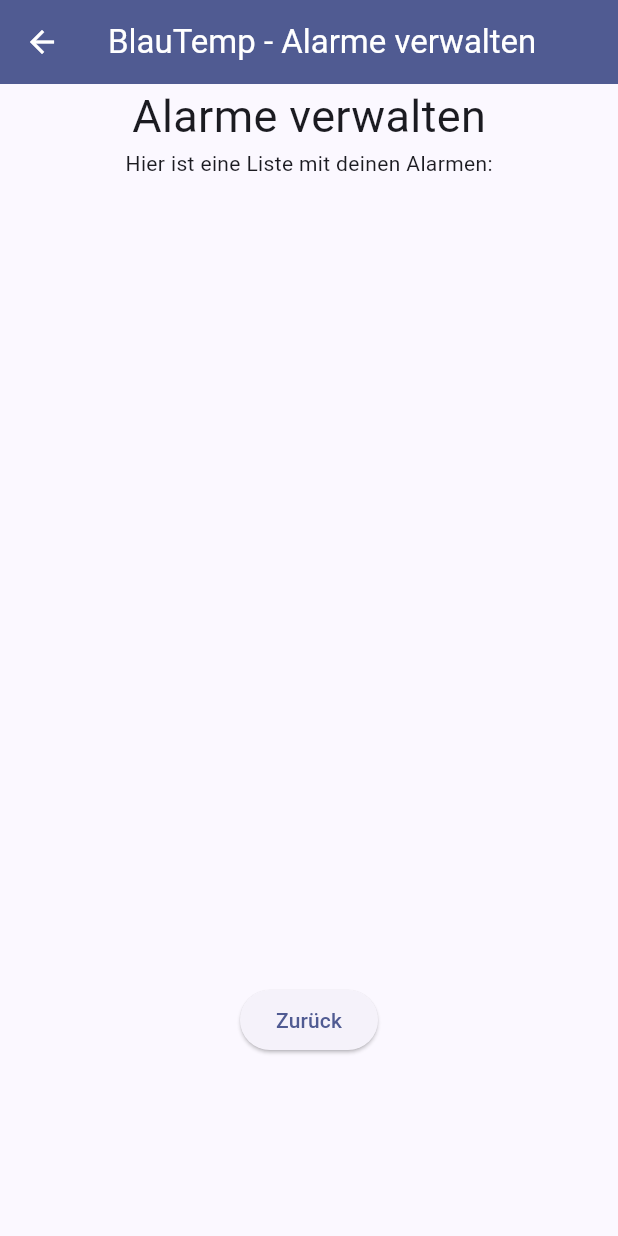
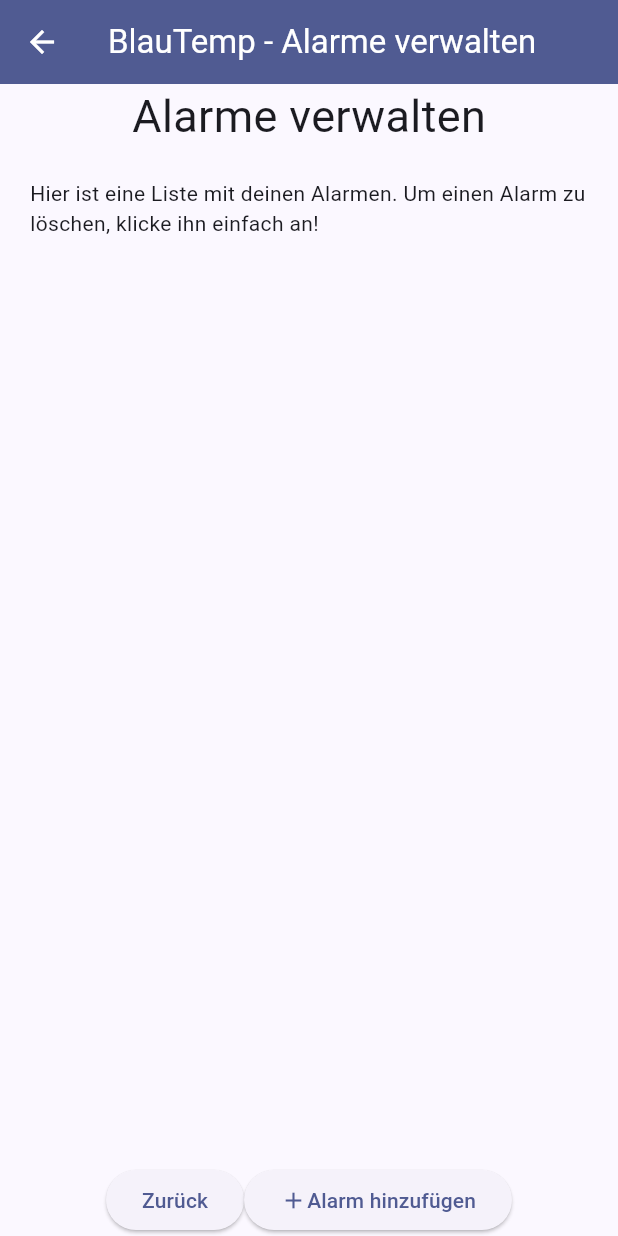
Before and after one commit to BogyMitutoyoCTL/BOGY-App-2024-03, a Flutter app: the screen it shows after launch, after a tap on "Loslegen", after a tap on "Alarme verwalten", on a phone screen of 412 x 824 dp. Run offline on Flutter 3.47's test engine with Material 3 defaults, Android fonts, the phone set to English and light mode, and no system bars; our stand-ins replace fl_chart, flutter_blue_plus, timer_count_down; generated files the repository leaves out were written again.

Commit message:
Added Select Add Alarm Menu (it doens't have any function yet) + changed some design stuff

```diff
--- a/bluetemp/lib/alarms.dart
+++ b/bluetemp/lib/alarms.dart
@@ -13,20 +13,26 @@ class alarms extends StatefulWidget {
 }
 
 class _alarmsState extends State<alarms> {
-  var message = "";
-  Row createListEntry(BuildContext context, List<dynamic> list, int index) {
-    return Row(
-      mainAxisAlignment: MainAxisAlignment.spaceBetween,
-      children: [
-        ElevatedButton(
-            onPressed: () => manage_alarms(list[index]),
-            child: Row(
-              children: [
-                Text(list[index].value.toString()),
-                Text(list[index].typ.toString()),
-              ],
-            )),
-      ],
+  var text = "";
+  var icon;
+  Container createListEntry(
+      BuildContext context, List<dynamic> list, int index) {
+    if (list[index].typ == AlarmType.lower) {
+      text = "Alarm < ${list[index].value}°C";
+      icon = Icons.brightness_7;
+    } else {
+      text = "Alarm > ${list[index].value}°C";
+      icon = Icons.severe_cold;
+    }
+    return Container(
+      margin: EdgeInsets.all(16),
+      child: ElevatedButton(
+        onPressed: () => manage_alarms(list[index]),
+        child: Row(
+          mainAxisAlignment: MainAxisAlignment.spaceBetween,
+          children: [Text(text), Icon(icon)],
+        ),
+      ),
     );
   }
 
@@ -45,7 +51,7 @@ class _alarmsState extends State<alarms> {
               " - " +
               AppLocalizations.of(context).alarms_text)),
       body: Column(
-        mainAxisAlignment: MainAxisAlignment.start,
+        mainAxisAlignment: MainAxisAlignment.center,
         children: [
           Row(
             mainAxisAlignment: MainAxisAlignment.center,
@@ -56,17 +62,26 @@ class _alarmsState extends State<alarms> {
               )
             ],
           ),
-          Text(AppLocalizations.of(context).current_alarms),
-          Text(
-            message,
-            style: TextStyle(fontSize: 18, color: Colors.red),
+          Padding(
+            padding: const EdgeInsets.all(20.0),
+            child: Text(AppLocalizations.of(context).current_alarms),
           ),
           Expanded(child: alarmListWidgets),
-          Padding(
-            padding: const EdgeInsets.all(120.0),
-            child: ElevatedButton(
-                onPressed: goBack,
-                child: Text(AppLocalizations.of(context).back_button)),
+          Row(
+            mainAxisAlignment: MainAxisAlignment.center,
+            children: [
+              ElevatedButton(
+                  onPressed: goBack,
+                  child: Text(AppLocalizations.of(context).back_button)),
+              ElevatedButton(
+                  onPressed: add_alarm,
+                  child: Row(
+                    children: [
+                      Icon(Icons.add),
+                      Text(AppLocalizations.of(context).add_alarm_button)
+                    ],
+                  ))
+            ],
           )
         ],
       ),
@@ -114,4 +129,44 @@ class _alarmsState extends State<alarms> {
           );
         });
   }
+
+  void add_alarm() {
+    showModalBottomSheet(
+        context: context,
+        builder: (BuildContext context) {
+          return Container(
+            height: 200,
+            child: Center(
+              child: Column(
+                mainAxisAlignment: MainAxisAlignment.center,
+                mainAxisSize: MainAxisSize.min,
+                children: <Widget>[
+                  Container(
+                      margin: EdgeInsets.all(12),
+                      child: Text(
+                          AppLocalizations.of(context).add_alarm_modal_text)),
+                  Row(
+                    mainAxisAlignment: MainAxisAlignment.center,
+                    children: [
+                      ElevatedButton(
+                        style: ElevatedButton.styleFrom(
+                            backgroundColor: Colors.green),
+                        child: Row(
+                          children: [
+                            Icon(Icons.add),
+                            Text(AppLocalizations.of(context).add_alarm_button),
+                          ],
+                        ),
+                        onPressed: () => setState(() {
+                          Navigator.pop(context);
+                        }),
+                      ),
+                    ],
+                  ),
+                ],
+              ),
+            ),
+          );
+        });
+  }
 }
--- a/bluetemp/lib/l10n/app_de.arb
+++ b/bluetemp/lib/l10n/app_de.arb
@@ -29,6 +29,9 @@
   "settings_item_units": "Einheiten",
   "alarms_text": "Alarme verwalten",
   "back_button": "Zurück",
-  "current_alarms": "Hier ist eine Liste mit deinen Alarmen:",
-  "delete_alarm_message": "Der Alarm wurde erfolgreich gelöscht!"
+  "current_alarms": "Hier ist eine Liste mit deinen Alarmen. Um einen Alarm zu löschen, klicke ihn einfach an!",
+  "delete_alarm_message": "Der Alarm wurde erfolgreich gelöscht!",
+  "add_alarm_button": "Alarm hinzufügen",
+  "add_alarm_modal_text": "Bitte wähle eine Temperatur und einen typ für deinen Alarm aus."
+
 }
--- a/bluetemp/lib/l10n/app_en.arb
+++ b/bluetemp/lib/l10n/app_en.arb
@@ -128,12 +128,20 @@
   "@back_button": {
     "description": "A simple Back Button Text"
   },
-  "current_alarms": "Here is a list with your current alarms:",
+  "current_alarms": "Here is a list with your current alarms. To delete an Alarm just click on it!",
   "@current_alarms": {
     "description": "Text in manage alarms menu"
   },
   "delete_alarm_message": "Your alarm has been deleted!",
-    "@delete_alarm_message": {
-      "description": "Message after deleting an alarm"
-    }
+  "@delete_alarm_message": {
+   "description": "Message after deleting an alarm"
+  },
+  "add_alarm_button": "Add an alarm",
+  "@add_alarm_button": {
+   "description": "Button to add an alarm"
+  },
+ "add_alarm_modal_text": "Please select the value and the typ for your alarm.",
+   "@add_alarm_modal_text": {
+    "description": "Text in the add an alarm Modal"
+   }
 }
```
